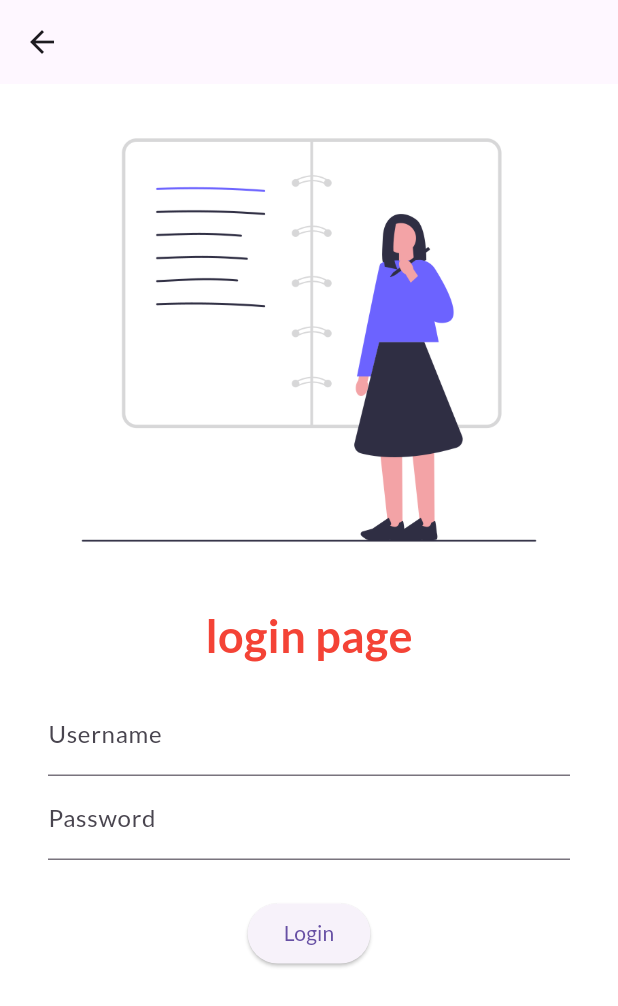
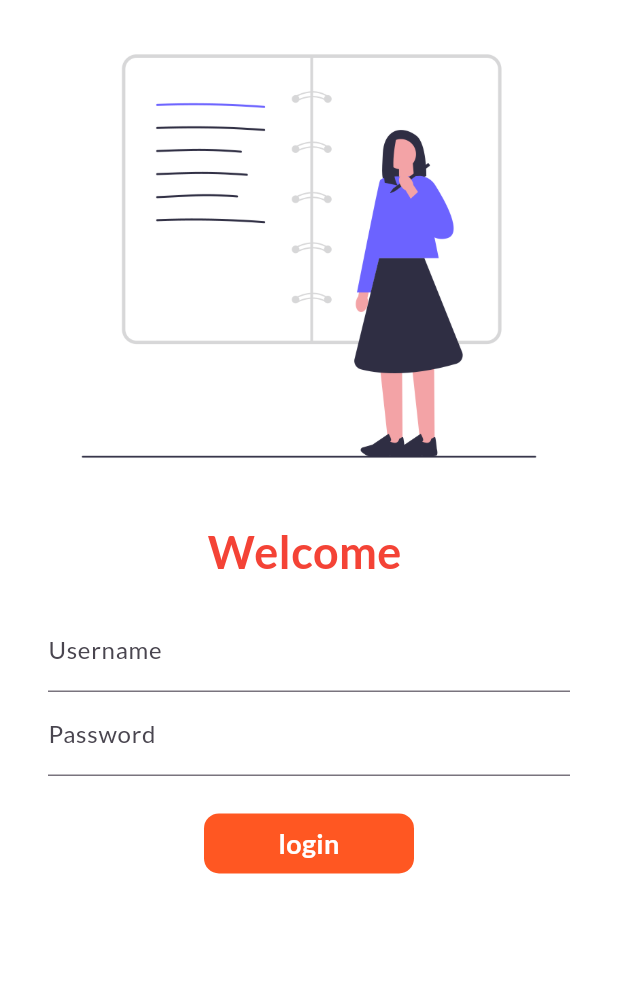
Before and after one commit to mohammadali10-12/flutter_app, a Flutter app: the screen it shows after launch, on a phone screen of 412 x 824 dp. Shown: the top 1006 px of the screen. Run offline on Flutter 3.47's test engine with Material 3 defaults, Android fonts, the phone set to English and light mode, and no system bars; our stand-ins replace google_fonts.

Commit message:
day_2 commit

```diff
--- a/lib/main.dart
+++ b/lib/main.dart
@@ -1,4 +1,5 @@
 import 'package:flutter/material.dart';
+import 'package:helloworld/utils/routes.dart';
 import 'pages/home.dart';
 import 'pages/login_page.dart';
 import 'package:google_fonts/google_fonts.dart';
@@ -23,7 +24,7 @@ class MyApp extends StatelessWidget {
       initialRoute: '/login',
       routes: {
         "/": (context) => MyHomePage(title: 'Flutter Home Page'),
-        "/login": (context) => LoginPage()
+        MyRoutes.loginRoute: (context) => LoginPage()
       },
       // A widget which will be started on application startup
       // home: MyHomePage(title: 'Flutter Home Page')
--- a/lib/pages/login_page.dart
+++ b/lib/pages/login_page.dart
@@ -1,25 +1,31 @@
 import "package:flutter/material.dart";
+import "package:helloworld/utils/routes.dart";
 
-class LoginPage extends StatelessWidget {
+class LoginPage extends StatefulWidget {
+  @override
+  State<LoginPage> createState() => _LoginPageState();
+}
+
+class _LoginPageState extends State<LoginPage> {
+  String name = "";
+  bool changeButton = false;
   @override
   Widget build(BuildContext context) {
     return Scaffold(
-      appBar: AppBar(),
       backgroundColor: Colors.white,
-      body: Center(
+      body: SingleChildScrollView(
+        child: Center(
             child: Column(
           children: [
             Image.asset(
               'assets/images/login.png',
               fit: BoxFit.cover,
-            // width: 300,
-            // height: 250,
             ),
             SizedBox(
               height: 5,
             ),
             Text(
-            'login page',
+              'Welcome $name',
               style: TextStyle(
                   fontSize: 30, color: Colors.red, fontWeight: FontWeight.bold),
             ),
@@ -30,6 +36,10 @@ class LoginPage extends StatelessWidget {
                   TextFormField(
                     decoration: InputDecoration(
                         hintText: "Enter Username", labelText: "Username"),
+                    onChanged: (value) {
+                      name = value;
+                      setState(() {});
+                    },
                   ),
                   TextFormField(
                     obscureText: true,
@@ -39,18 +49,40 @@ class LoginPage extends StatelessWidget {
                   SizedBox(
                     height: 25,
                   ),
-                ElevatedButton(
-                  onPressed: () {
-                    print('hello');
+                  Material(
+                    color: Colors.deepOrange,
+                    borderRadius: BorderRadius.circular(changeButton ? 20 : 10),
+                    child: InkWell(
+                      onTap: () async {
+                        setState(() {
+                          changeButton = true;
+                        });
+                        await Future.delayed(Duration(seconds: 1));
+                        Navigator.pushNamed(context, MyRoutes.homeRoute);
                       },
-                  child: Text('Login'),
-                  style: TextButton.styleFrom(),
+                      child: AnimatedContainer(
+                        duration: Duration(seconds: 1),
+                        width: changeButton ? 40 : 140,
+                        height: 40,
+                        alignment: Alignment.center,
+                        child: changeButton
+                            ? Icon(Icons.done, color: Colors.white)
+                            : Text(
+                                'login',
+                                style: TextStyle(
+                                    color: Colors.white,
+                                    fontWeight: FontWeight.bold,
+                                    fontSize: 18),
+                              ),
+                      ),
+                    ),
                   ),
                 ],
               ),
             ),
           ],
         )),
+      ),
     );
   }
 }
--- /dev/null
+++ b/lib/utils/routes.dart
@@ -0,0 +1,4 @@
+class MyRoutes {
+  static String loginRoute = "/login";
+  static String homeRoute = "/";
+}
--- a/pubspec.yaml
+++ b/pubspec.yaml
@@ -14,7 +14,7 @@ dev_dependencies:
   flutter_test:
     sdk: flutter
   flutter_lints: ^2.0.2
-  google_fonts: ^6.1.0
+  google_fonts: 6.1.0
 
 flutter:
   uses-material-design: true
```
Also changed, not shown: lib/home.dart (deleted, +0 -22 lines). Lines whose indentation alone changed are shown as unchanged.
